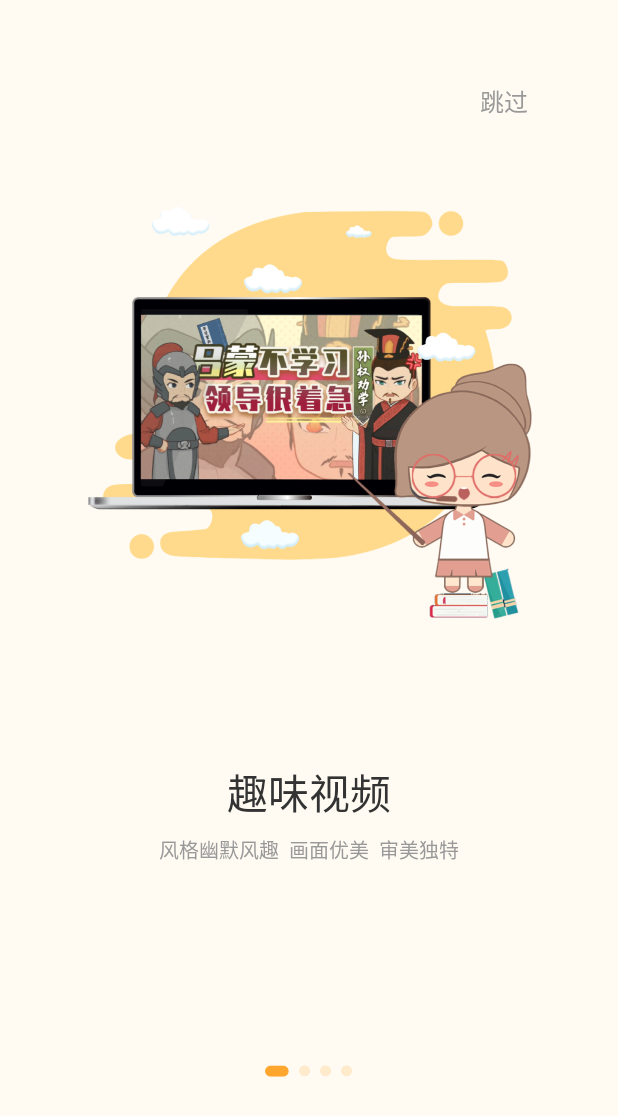
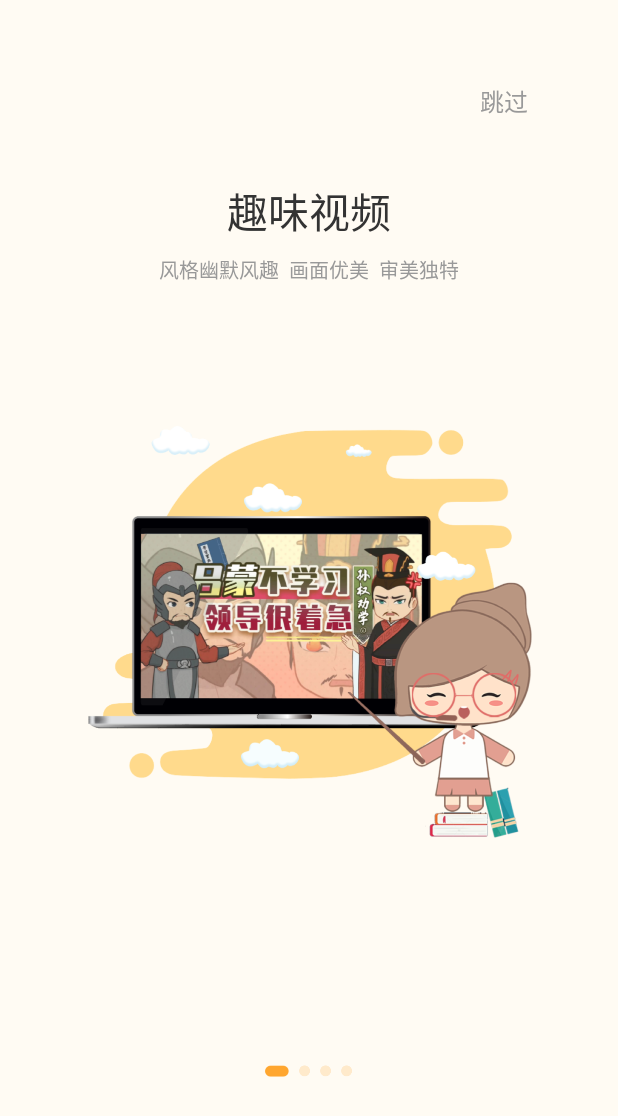
Before and after one commit to bdxtx/aaaa, an Android app: the G1Fragment screen opened directly, with no data from a screen before it, on a phone screen of 412 x 824 dp. Shown: the top 1116 px of the screen. Run offline under Robolectric (Android 15) with nearby library versions, the phone set to English and light mode, and no system bars; our stand-ins replace ButterKnife, RxJava.

Commit message:
小修改

```diff
--- a/app/build.gradle
+++ b/app/build.gradle
@@ -89,7 +89,7 @@ android {
             def createTime = new Date().format("YYYY-MM-dd", TimeZone.getTimeZone("GMT+08:00"))
             //如果是正式包,将其输入到指定文件夹
             if (buildType == "release") {
-                it.getPackageApplication().outputDirectory = new File('C:\\out_apk'+ "/${it.productFlavors[0].applicationId}/${createTime}")
+                it.getPackageApplication().outputDirectory = new File('out_apk'+ "/${defaultConfig.applicationId}/${createTime}")
             }
         }
     }
--- a/app/src/main/java/com/weiyu/sp/lsjy/base/BaseMvpActivity.java
+++ b/app/src/main/java/com/weiyu/sp/lsjy/base/BaseMvpActivity.java
@@ -13,7 +13,7 @@ import com.weiyu.sp.lsjy.view.dialog.LoadingDialog;
 
 public abstract class BaseMvpActivity<T extends BasePresenter> extends BaseActivity implements BaseView {
     protected T mPresenter;
-    private LoadingDialog loadingDialog;
+    protected LoadingDialog loadingDialog;
 
     @Override
     protected void onCreate(@Nullable Bundle savedInstanceState) {
--- a/app/src/main/res/layout/activity_login.xml
+++ b/app/src/main/res/layout/activity_login.xml
@@ -88,6 +88,7 @@
             android:layout_height="match_parent"
             android:hint="请填写验证码"
             android:textSize="14dp"
+            android:maxLength="6"
             android:inputType="number"
             android:textColor="#333333"
             android:layout_marginLeft="6dp"
--- a/app/src/main/res/layout/fragment_g1.xml
+++ b/app/src/main/res/layout/fragment_g1.xml
@@ -14,7 +14,7 @@
         android:layout_height="wrap_content"
         android:background="@drawable/sp_1"
         android:layout_gravity="center_horizontal"
-        android:layout_marginTop="137dp"/>
+        android:layout_marginTop="283dp"/>
     <TextView
         android:id="@+id/jump"
         android:layout_width="wrap_content"
@@ -31,7 +31,7 @@
         android:textColor="#333333"
         android:textSize="27.17sp"
         android:layout_gravity="center_horizontal"
-        android:layout_marginTop="507dp"/>
+        android:layout_marginTop="120dp"/>
     <TextView
         android:layout_width="wrap_content"
         android:layout_height="wrap_content"
@@ -39,7 +39,7 @@
         android:textColor="#999999"
         android:textSize="13.59sp"
         android:layout_gravity="center_horizontal"
-        android:layout_marginTop="556dp"/>
+        android:layout_marginTop="169dp"/>
     <LinearLayout
         android:layout_width="wrap_content"
         android:layout_height="wrap_content"
--- a/app/src/main/res/layout/fragment_g2.xml
+++ b/app/src/main/res/layout/fragment_g2.xml
@@ -14,7 +14,7 @@
         android:layout_height="wrap_content"
         android:background="@drawable/sp_2"
         android:layout_gravity="center_horizontal"
-        android:layout_marginTop="137dp"/>
+        android:layout_marginTop="283dp"/>
     <TextView
         android:id="@+id/jump"
         android:layout_width="wrap_content"
@@ -29,7 +29,7 @@
         android:layout_width="wrap_content"
         android:layout_height="wrap_content"
         android:layout_gravity="center_horizontal"
-        android:layout_marginTop="507dp"
+        android:layout_marginTop="120dp"
         android:text="师资力量"
         android:textColor="#333333"
         android:textSize="27.17sp" />
@@ -40,7 +40,7 @@
         android:textColor="#999999"
         android:textSize="13.59sp"
         android:layout_gravity="center_horizontal"
-        android:layout_marginTop="556dp"/>
+        android:layout_marginTop="169dp"/>
     <LinearLayout
         android:layout_width="wrap_content"
         android:layout_height="wrap_content"
--- a/app/src/main/res/layout/fragment_g3.xml
+++ b/app/src/main/res/layout/fragment_g3.xml
@@ -14,7 +14,7 @@
         android:layout_height="wrap_content"
         android:background="@drawable/sp_3"
         android:layout_gravity="center_horizontal"
-        android:layout_marginTop="137dp"/>
+        android:layout_marginTop="283dp"/>
     <TextView
         android:id="@+id/jump"
         android:layout_width="wrap_content"
@@ -31,7 +31,7 @@
         android:textColor="#333333"
         android:textSize="27.17sp"
         android:layout_gravity="center_horizontal"
-        android:layout_marginTop="507dp"/>
+        android:layout_marginTop="120dp"/>
     <TextView
         android:layout_width="wrap_content"
         android:layout_height="wrap_content"
@@ -39,7 +39,7 @@
         android:textColor="#999999"
         android:textSize="13.59sp"
         android:layout_gravity="center_horizontal"
-        android:layout_marginTop="556dp"/>
+        android:layout_marginTop="169dp"/>
     <LinearLayout
         android:layout_width="wrap_content"
         android:layout_height="wrap_content"
--- a/app/src/main/res/layout/fragment_g4.xml
+++ b/app/src/main/res/layout/fragment_g4.xml
@@ -14,7 +14,7 @@
         android:layout_height="wrap_content"
         android:background="@drawable/sp_4"
         android:layout_gravity="center_horizontal"
-        android:layout_marginTop="137dp"/>
+        android:layout_marginTop="283dp"/>
     <TextView
         android:id="@+id/jump"
         android:layout_width="wrap_content"
@@ -31,7 +31,7 @@
         android:textColor="#333333"
         android:textSize="27.17sp"
         android:layout_gravity="center_horizontal"
-        android:layout_marginTop="507dp"/>
+        android:layout_marginTop="120dp"/>
     <TextView
         android:layout_width="wrap_content"
         android:layout_height="wrap_content"
@@ -39,7 +39,7 @@
         android:textColor="#999999"
         android:textSize="13.59sp"
         android:layout_gravity="center_horizontal"
-        android:layout_marginTop="556dp"/>
+        android:layout_marginTop="169dp"/>
     <TextView
         android:id="@+id/enter"
         android:layout_width="151dp"
```
Also changed, not shown: app/src/main/java/com/weiyu/sp/lsjy/login/LoginActivity.java (+6 -4 lines), app/src/main/java/com/weiyu/sp/lsjy/net/RetrofitClient.java (+8 -8 lines), 1 other file.
